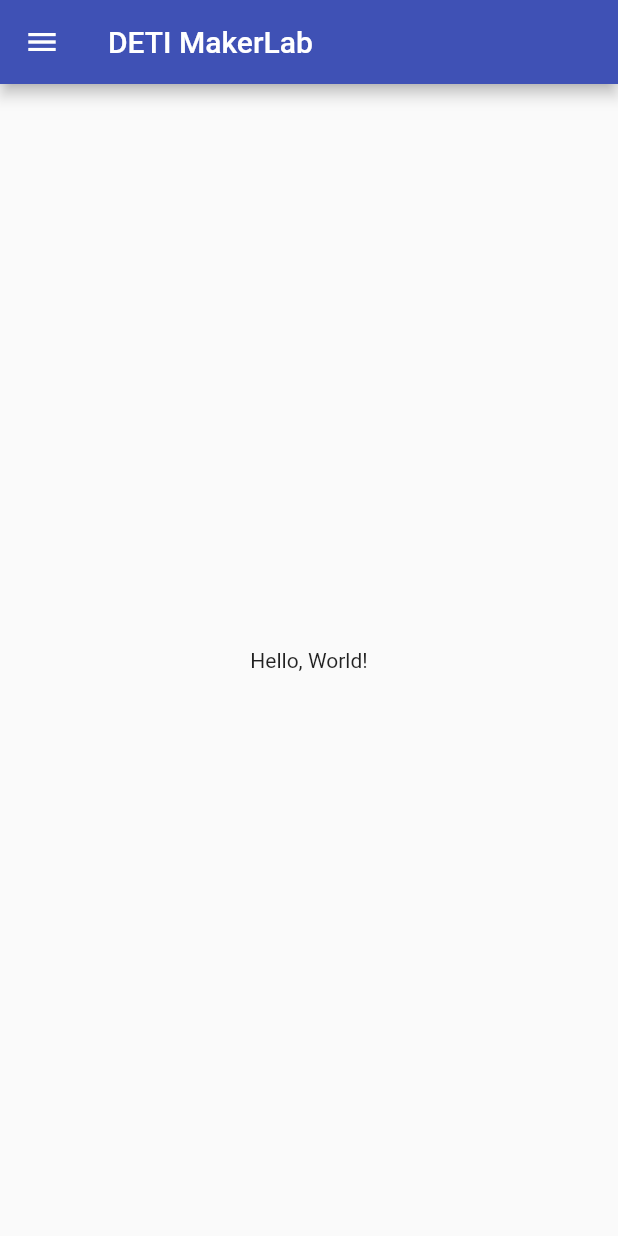
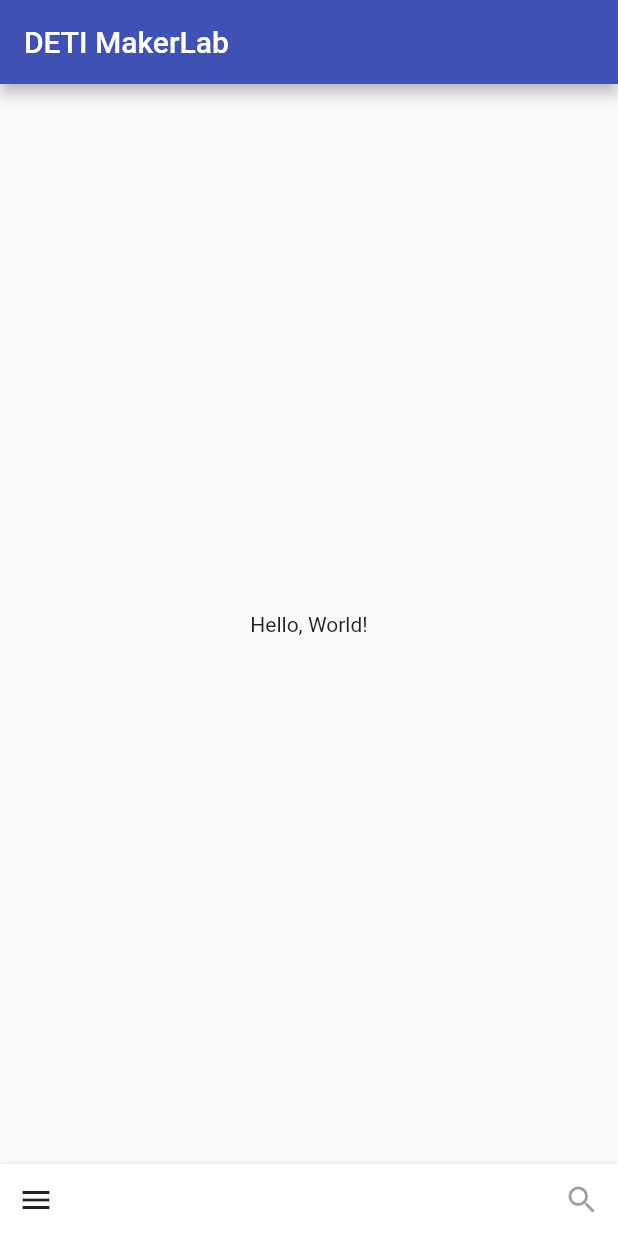
Before and after one commit to viniciusbenite/makerlab2020, a Flutter app: the screen it shows after launch, on a phone screen of 412 x 824 dp. Run offline on Flutter 3.47's test engine with Material 2 defaults, Android fonts, the light colour scheme and no system bars.

Commit message:
add bottomAppBar

```diff
--- a/makerlab/lib/main.dart
+++ b/makerlab/lib/main.dart
@@ -78,7 +78,7 @@ class _MyHomePageState extends State<MyHomePage> {
     return Scaffold(
       appBar: AppBar(
         title: Text(widget.title),
-        leading: _leading,
+        automaticallyImplyLeading: false,
       ),
       body: Center(
         child: Column(
@@ -92,6 +92,21 @@ class _MyHomePageState extends State<MyHomePage> {
       ),
       // Left menu
       drawer: _drawer,
+      bottomNavigationBar: BottomAppBar(
+        elevation: 4.0,
+        child: new Row(
+          mainAxisSize: MainAxisSize.max,
+          mainAxisAlignment: MainAxisAlignment.spaceBetween,
+          children: <Widget>[
+            _leading,
+            IconButton(
+              icon: Icon(Icons.search),
+              onPressed: null,
+              tooltip: MaterialLocalizations.of(context).searchFieldLabel,
+            ),
+          ],
+        ),
+      ),
     );
   }
 }
```
